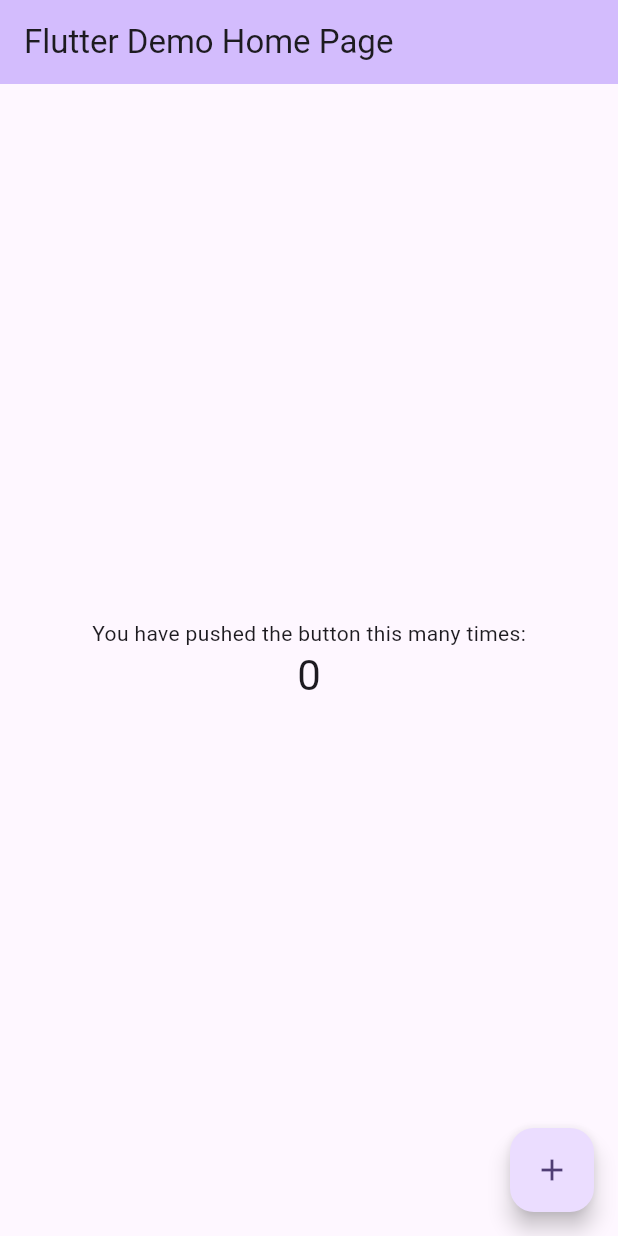
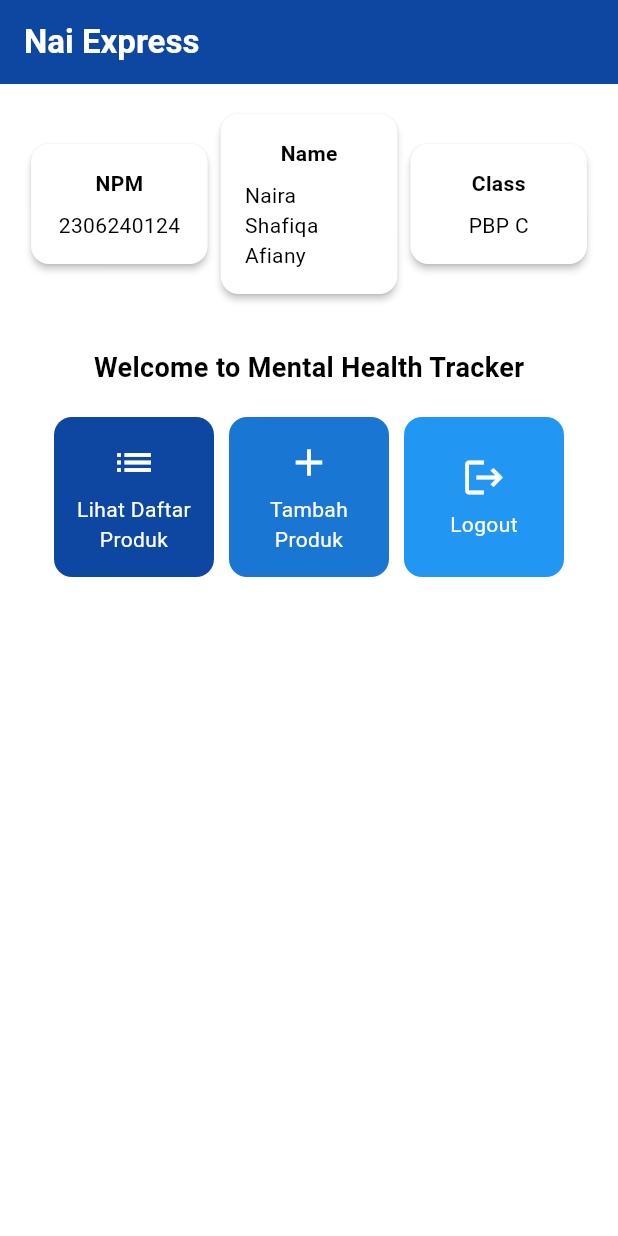
Before and after one commit to nairafiany/nai-express-mobile, a Flutter app: the screen it shows after launch, on a phone screen of 412 x 824 dp. Run offline on Flutter 3.47's test engine with Material 3 defaults, Android fonts, the phone set to English and light mode, and no system bars.

Commit message:
Mengerjakan Tugas 7

```diff
--- a/lib/main.dart
+++ b/lib/main.dart
@@ -1,4 +1,5 @@
 import 'package:flutter/material.dart';
+import 'package:nai_express_mobile/menu.dart';
 
 void main() {
   runApp(const MyApp());
@@ -28,98 +29,13 @@
         //
         // This works for code too, not just values: Most code changes can be
         // tested with just a hot reload.
-        colorScheme: ColorScheme.fromSeed(seedColor: Colors.deepPurple),
+        colorScheme: ColorScheme.fromSwatch().copyWith(
+          primary: Colors.blue[900], // Dark blue
+          secondary: Colors.blue[800], // Adjust this to another shade of blue if needed
+        ),
         useMaterial3: true,
       ),
-      home: const MyHomePage(title: 'Flutter Demo Home Page'),
+      home: MyHomePage(),
     );
   }
 }
-
-class MyHomePage extends StatefulWidget {
-  const MyHomePage({super.key, required this.title});
-
-  // This widget is the home page of your application. It is stateful, meaning
-  // that it has a State object (defined below) that contains fields that affect
-  // how it looks.
-
-  // This class is the configuration for the state. It holds the values (in this
-  // case the title) provided by the parent (in this case the App widget) and
-  // used by the build method of the State. Fields in a Widget subclass are
-  // always marked "final".
-
-  final String title;
-
-  @override
-  State<MyHomePage> createState() => _MyHomePageState();
-}
-
-class _MyHomePageState extends State<MyHomePage> {
-  int _counter = 0;
-
-  void _incrementCounter() {
-    setState(() {
-      // This call to setState tells the Flutter framework that something has
-      // changed in this State, which causes it to rerun the build method below
-      // so that the display can reflect the updated values. If we changed
-      // _counter without calling setState(), then the build method would not be
-      // called again, and so nothing would appear to happen.
-      _counter++;
-    });
-  }
-
-  @override
-  Widget build(BuildContext context) {
-    // This method is rerun every time setState is called, for instance as done
-    // by the _incrementCounter method above.
-    //
-    // The Flutter framework has been optimized to make rerunning build methods
-    // fast, so that you can just rebuild anything that needs updating rather
-    // than having to individually change instances of widgets.
-    return Scaffold(
-      appBar: AppBar(
-        // TRY THIS: Try changing the color here to a specific color (to
-        // Colors.amber, perhaps?) and trigger a hot reload to see the AppBar
-        // change color while the other colors stay the same.
-        backgroundColor: Theme.of(context).colorScheme.inversePrimary,
-        // Here we take the value from the MyHomePage object that was created by
-        // the App.build method, and use it to set our appbar title.
-        title: Text(widget.title),
-      ),
-      body: Center(
-        // Center is a layout widget. It takes a single child and positions it
-        // in the middle of the parent.
-        child: Column(
-          // Column is also a layout widget. It takes a list of children and
-          // arranges them vertically. By default, it sizes itself to fit its
-          // children horizontally, and tries to be as tall as its parent.
-          //
-          // Column has various properties to control how it sizes itself and
-          // how it positions its children. Here we use mainAxisAlignment to
-          // center the children vertically; the main axis here is the vertical
-          // axis because Columns are vertical (the cross axis would be
-          // horizontal).
-          //
-          // TRY THIS: Invoke "debug painting" (choose the "Toggle Debug Paint"
-          // action in the IDE, or press "p" in the console), to see the
-          // wireframe for each widget.
-          mainAxisAlignment: MainAxisAlignment.center,
-          children: <Widget>[
-            const Text(
-              'You have pushed the button this many times:',
-            ),
-            Text(
-              '$_counter',
-              style: Theme.of(context).textTheme.headlineMedium,
-            ),
-          ],
-        ),
-      ),
-      floatingActionButton: FloatingActionButton(
-        onPressed: _incrementCounter,
-        tooltip: 'Increment',
-        child: const Icon(Icons.add),
-      ), // This trailing comma makes auto-formatting nicer for build methods.
-    );
-  }
-}
--- /dev/null
+++ b/lib/menu.dart
@@ -0,0 +1,191 @@
+import 'package:flutter/material.dart';
+
+class MyHomePage extends StatelessWidget {
+  MyHomePage({super.key});
+
+  final String npm = '2306240124'; // NPM
+  final String name = 'Naira Shafiqa Afiany'; // Nama
+  final String className = 'PBP C'; // Kelas
+
+  final List<ItemHomepage> items = [
+    ItemHomepage("Lihat Daftar Produk", Icons.list, Colors.blue[900]!),
+    ItemHomepage("Tambah Produk", Icons.add, Colors.blue[700]!),
+    ItemHomepage("Logout", Icons.logout, Colors.blue[500]!),
+  ];
+
+
+  @override
+  Widget build(BuildContext context) {
+    // Scaffold menyediakan struktur dasar halaman dengan AppBar dan body.
+    return Scaffold(
+      // AppBar adalah bagian atas halaman yang menampilkan judul.
+      appBar: AppBar(
+        // Judul aplikasi "Mental Health Tracker" dengan teks putih dan tebal.
+        title: const Text(
+          'Nai Express',
+          style: TextStyle(
+            color: Colors.white,
+            fontWeight: FontWeight.bold,
+          ),
+        ),
+        // Warna latar belakang AppBar diambil dari skema warna tema aplikasi.
+        backgroundColor: Theme.of(context).colorScheme.primary,
+      ),
+      // Body halaman dengan padding di sekelilingnya.
+      body: Padding(
+        padding: const EdgeInsets.all(16.0),
+        // Menyusun widget secara vertikal dalam sebuah kolom.
+        child: Column(
+          crossAxisAlignment: CrossAxisAlignment.center,
+          children: [
+            // Row untuk menampilkan 3 InfoCard secara horizontal.
+            Row(
+              mainAxisAlignment: MainAxisAlignment.spaceEvenly,
+              children: [
+                InfoCard(title: 'NPM', content: npm),
+                InfoCard(title: 'Name', content: name),
+                InfoCard(title: 'Class', content: className),
+              ],
+            ),
+
+            // Memberikan jarak vertikal 16 unit.
+            const SizedBox(height: 16.0),
+
+            // Menempatkan widget berikutnya di tengah halaman.
+            Center(
+              child: Column(
+                // Menyusun teks dan grid item secara vertikal.
+
+                children: [
+                  // Menampilkan teks sambutan dengan gaya tebal dan ukuran 18.
+                  const Padding(
+                    padding: EdgeInsets.only(top: 16.0),
+                    child: Text(
+                      'Welcome to Mental Health Tracker',
+                      style: TextStyle(
+                        fontWeight: FontWeight.bold,
+                        fontSize: 18.0,
+                      ),
+                    ),
+                  ),
+
+                  // Grid untuk menampilkan ItemCard dalam bentuk grid 3 kolom.
+                  GridView.count(
+                    primary: true,
+                    padding: const EdgeInsets.all(20),
+                    crossAxisSpacing: 10,
+                    mainAxisSpacing: 10,
+                    crossAxisCount: 3,
+                    // Agar grid menyesuaikan tinggi kontennya.
+                    shrinkWrap: true,
+
+                    // Menampilkan ItemCard untuk setiap item dalam list items.
+                    children: items.map((ItemHomepage item) {
+                      return ItemCard(item);
+                    }).toList(),
+                  ),
+                ],
+              ),
+            ),
+          ],
+        ),
+      ),
+    );
+  }
+}
+
+class InfoCard extends StatelessWidget {
+  // Kartu informasi yang menampilkan title dan content.
+
+  final String title; // Judul kartu.
+  final String content; // Isi kartu.
+
+  const InfoCard({super.key, required this.title, required this.content});
+
+  @override
+  Widget build(BuildContext context) {
+    return Card(
+      // Membuat kotak kartu dengan bayangan dibawahnya.
+      elevation: 2.0,
+      child: Container(
+        // Mengatur ukuran dan jarak di dalam kartu.
+        width: MediaQuery.of(context).size.width /
+            3.5, // menyesuaikan dengan lebar device yang digunakan.
+        padding: const EdgeInsets.all(16.0),
+        // Menyusun title dan content secara vertikal.
+        child: Column(
+          children: [
+            Text(
+              title,
+              style: const TextStyle(fontWeight: FontWeight.bold),
+            ),
+            const SizedBox(height: 8.0),
+            Text(content),
+          ],
+        ),
+      ),
+    );
+  }
+}
+
+class ItemHomepage {
+  final String name;
+  final IconData icon;
+  final Color color;
+
+  ItemHomepage(this.name, this.icon, this.color);
+}
+
+class ItemCard extends StatelessWidget {
+  // Menampilkan kartu dengan ikon dan nama.
+
+  final ItemHomepage item;
+
+  const ItemCard(this.item, {super.key});
+
+  @override
+  Widget build(BuildContext context) {
+    return Material(
+      // Menentukan warna latar belakang dari tema aplikasi.
+      color: item.color,
+      // Membuat sudut kartu melengkung.
+      borderRadius: BorderRadius.circular(12),
+
+      child: InkWell(
+        // Aksi ketika kartu ditekan.
+        onTap: () {
+          ScaffoldMessenger.of(context)
+            ..hideCurrentSnackBar()
+            ..showSnackBar(SnackBar(
+              content: Text("Kamu telah menekan tombol ${item.name}!"),
+              backgroundColor: Colors.blueGrey,
+            ));
+        },
+
+        // Container untuk menyimpan Icon dan Text
+        child: Container(
+          padding: const EdgeInsets.all(8),
+          child: Center(
+            child: Column(
+              // Menyusun ikon dan teks di tengah kartu.
+              mainAxisAlignment: MainAxisAlignment.center,
+              children: [
+                Icon(
+                  item.icon,
+                  color: Colors.white,
+                  size: 30.0,
+                ),
+                const Padding(padding: EdgeInsets.all(3)),
+                Text(
+                  item.name,
+                  textAlign: TextAlign.center,
+                  style: const TextStyle(color: Colors.white),
+                ),
+              ],
+            ),
+          ),
+        ),
+      ),
+    );
+  }
+}
```
Also changed, not shown: 1 other file.
